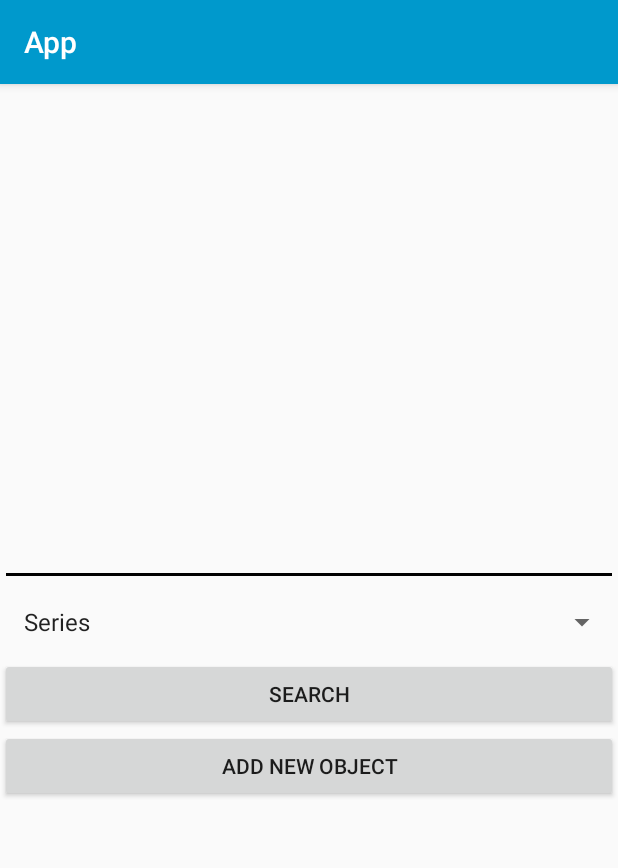
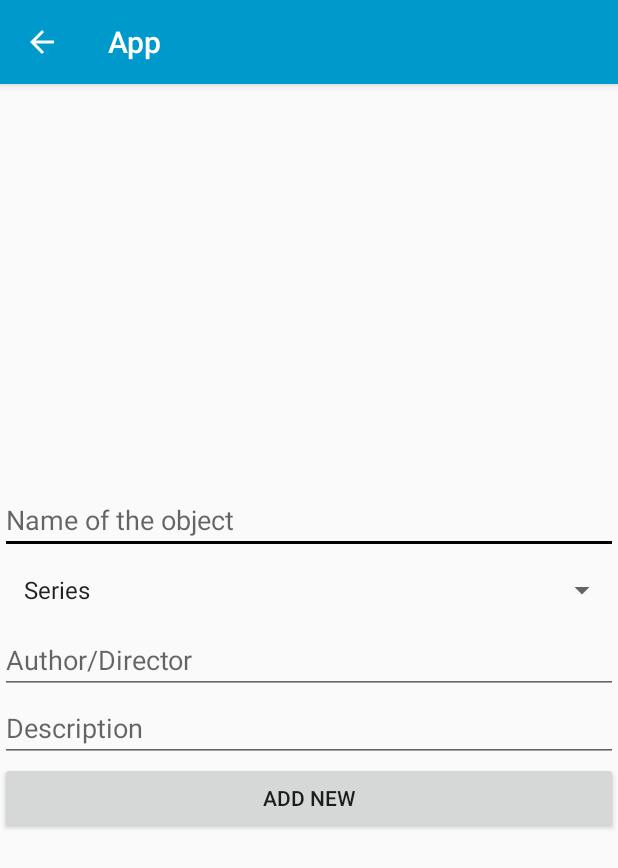
Before and after one commit to mtrzebinski/IndywidualnyProjektProgramistyczny, an Android app: the screen it shows after launch (MainActivity before the commit, NowyElem after it), after a tap on "ADD NEW OBJECT", on a phone screen of 412 x 824 dp. Shown: the top 868 px of the screen. Run offline under Robolectric (Android 15) with nearby library versions, the phone set to English and light mode, and no system bars.

```diff
--- a/src/main/AndroidManifest.xml
+++ b/src/main/AndroidManifest.xml
@@ -12,9 +12,8 @@
         android:supportsRtl="true"
         android:theme="@style/AppTheme">
         <activity
-            android:name=".NowaPotrawa"
-            android:parentActivityName=".MainActivity"
-        />
+            android:name=".NowyElem"
+            android:parentActivityName=".MainActivity" />
         <activity
             android:name=".ListaElem"
             android:parentActivityName=".MainActivity" />
--- a/src/main/java/com/example/projekt_mobilny/NowyElem.java
+++ b/src/main/java/com/example/projekt_mobilny/NowyElem.java
@@ -1,4 +1,56 @@
 package com.example.projekt_mobilny;
 
-public class NowyElem {
+
+import androidx.appcompat.app.AppCompatActivity;
+
+import android.content.Intent;
+import android.os.Bundle;
+import android.view.View;
+import android.widget.ArrayAdapter;
+import android.widget.EditText;
+import android.widget.Spinner;
+
+
+public class NowyElem extends AppCompatActivity {
+    EditText nazwa;
+    Spinner myspinner;
+    EditText sklad;
+    EditText opisy;
+
+    @Override
+    protected void onCreate(Bundle savedInstanceState) {
+        super.onCreate(savedInstanceState);
+        setContentView(R.layout.activity_nowy_elem);
+        getSupportActionBar().setDisplayHomeAsUpEnabled(true);
+
+        nazwa = (EditText) findViewById(R.id.nowa_nazwa);
+        myspinner = (Spinner) findViewById(R.id.spinner2);
+
+
+        ArrayAdapter<String> lista = new ArrayAdapter<String>(NowyElem.this,
+                android.R.layout.simple_list_item_1, getResources().getStringArray(R.array.nazwy_z_lity));
+        lista.setDropDownViewResource(android.R.layout.simple_spinner_dropdown_item);
+        myspinner.setAdapter(lista);
+        sklad = (EditText) findViewById(R.id.sklady);
+        opisy = (EditText) findViewById(R.id.opis);
+
+    }
+
+    public void DodajNowe(View view){
+        final String nazw = nazwa.getText().toString();
+        final String kategorie = myspinner.getSelectedItem().toString();
+        final String sklady = sklad.getText().toString();
+        final String opis = opisy.getText().toString();
+        background3 bg3 = new background3(NowyElem.this);
+        bg3.execute(nazw, kategorie, sklady, opis);
+
+    }
+
+  /*  public void Back(View view){
+        Intent intent;
+        intent = new Intent(this, MainActivity.class);
+        startActivity(intent);
+    }
+
+   */
 }
--- a/src/main/java/com/example/projekt_mobilny/background3.java
+++ b/src/main/java/com/example/projekt_mobilny/background3.java
@@ -3,6 +3,7 @@ package com.example.projekt_mobilny;
 import android.app.AlertDialog;
 import android.content.Context;
 import android.content.DialogInterface;
+import android.content.Intent;
 import android.os.AsyncTask;
 
 import java.io.BufferedReader;
@@ -54,7 +55,7 @@ public class background3 extends AsyncTask<String, Void, String> {
         String autor = voids[2];
         String opis = voids[3];
 
-        String connstr="";
+        String connstr="http://192.168.8.110/search3.php";
         try {
             URL url = new URL(connstr);
             HttpURLConnection http = (HttpURLConnection) url.openConnection();
--- /dev/null
+++ b/src/main/res/layout/activity_nowy_elem.xml
@@ -0,0 +1,55 @@
+<?xml version="1.0" encoding="utf-8"?>
+<RelativeLayout xmlns:android="http://schemas.android.com/apk/res/android"
+    xmlns:app="http://schemas.android.com/apk/res-auto"
+    xmlns:tools="http://schemas.android.com/tools"
+    android:layout_width="match_parent"
+    android:layout_height="match_parent"
+    tools:context=".NowyElem">
+
+    <LinearLayout
+        android:layout_width="match_parent"
+        android:layout_height="wrap_content"
+        android:orientation="vertical"
+        android:layout_centerInParent="true"
+        >
+
+        <EditText
+            android:layout_width="match_parent"
+            android:layout_height="wrap_content"
+            android:text=""
+            android:id="@+id/nowa_nazwa"
+            android:hint="Name of the object"
+            />
+
+
+        <Spinner
+            android:id="@+id/spinner2"
+            android:layout_width="match_parent"
+            android:layout_height="wrap_content"
+            />
+
+        <EditText
+            android:layout_width="match_parent"
+            android:layout_height="wrap_content"
+            android:text=""
+            android:id="@+id/sklady"
+            android:hint="Author/Director"
+            />
+
+        <EditText
+            android:layout_width="match_parent"
+            android:layout_height="wrap_content"
+            android:text=""
+            android:id="@+id/opis"
+            android:hint="Description"
+            />
+
+        <Button
+            android:layout_width="match_parent"
+            android:layout_height="wrap_content"
+            android:onClick="DodajNowe"
+            android:text="Add New"
+            />
+
+    </LinearLayout>
+</RelativeLayout>
--- /dev/null
+++ b/src/main/res/values/dimens.xml
@@ -0,0 +1,3 @@
+<resources>
+    <dimen name="fab_margin">16dp</dimen>
+</resources>
```
Also changed, not shown: src/main/res/navigation/nav_graph.xml (added, +28 -0 lines), src/main/res/values/strings.xml (+9 -0 lines), src/main/res/values/styles.xml (+9 -0 lines), 1 other file.
